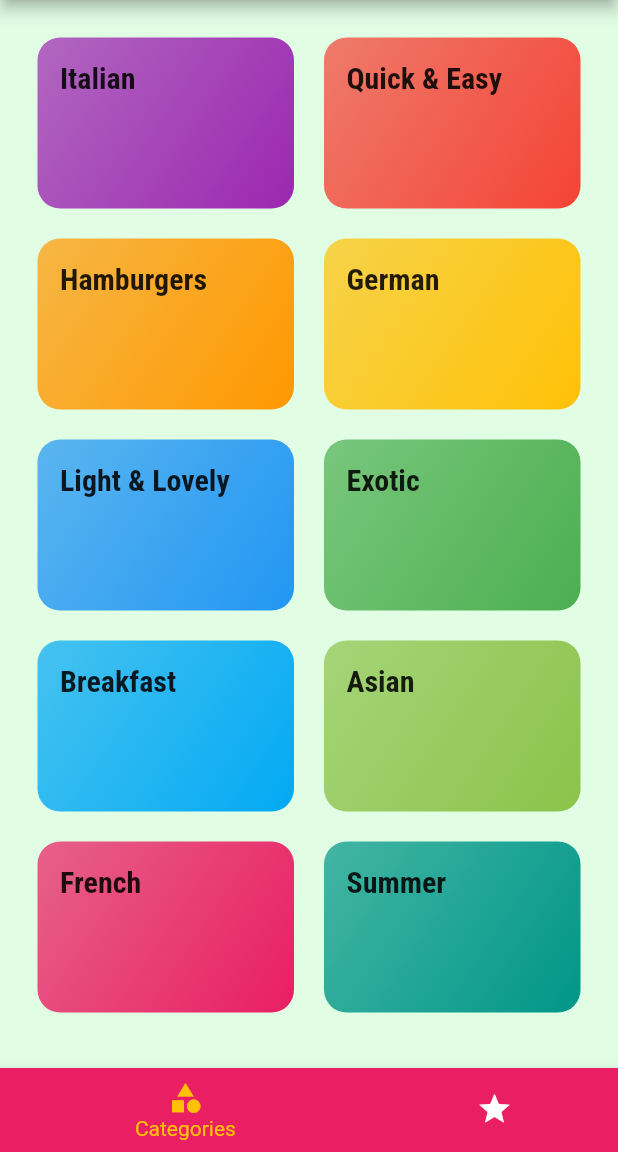
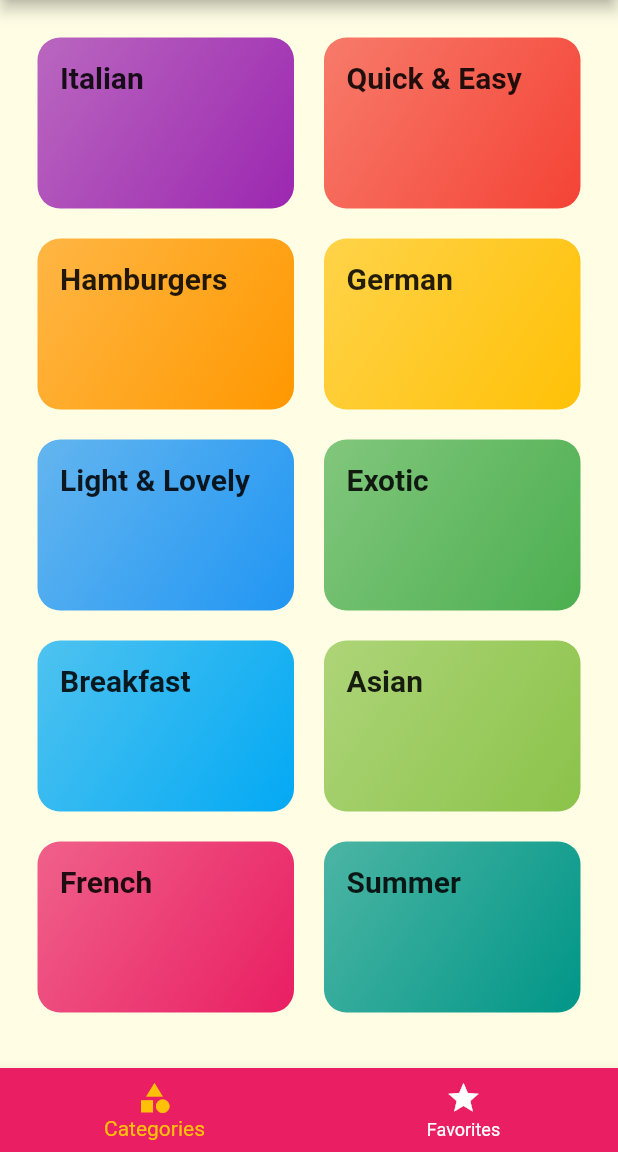
Before and after one commit to deepakdeedar/meal_app, a Flutter app: the screen it shows after launch, on a phone screen of 412 x 824 dp, the part 84-1236 px from its top. Run offline on Flutter 3.47's test engine with Material 2 defaults, Android fonts, the phone set to English and light mode, and no system bars; Roboto replaces fonts that are missing (RobotoCondensed).

Commit message:
final_product

```diff
--- a/lib/main.dart
+++ b/lib/main.dart
@@ -1,36 +1,107 @@
 import 'package:flutter/material.dart';
-import 'package:google_fonts/google_fonts.dart';
-import 'package:mealapp/screens/categories_screen.dart';
-import 'package:mealapp/screens/meal_detail_screen.dart';
-import 'package:mealapp/screens/tabs_screen.dart';
-import 'screens/category_meal_screen.dart';
+
+import './dummy_data.dart';
+import './screens/tabs_screen.dart';
+import './screens/meal_detail_screen.dart';
+import './screens/category_meal_screen.dart';
+import './screens/filters_screen.dart';
+import './screens/categories_screen.dart';
+import './models/meal.dart';
 
 void main() => runApp(MyApp());
 
-class MyApp extends StatelessWidget {
-  // This widget is the root of your application.
+class MyApp extends StatefulWidget {
+  @override
+  _MyAppState createState() => _MyAppState();
+}
+
+class _MyAppState extends State<MyApp> {
+  Map<String, bool> _filters = {
+    'gluten': false,
+    'lactose': false,
+    'vegan': false,
+    'vegetarian': false,
+  };
+  List<Meal> _availableMeals = DUMMY_MEALS;
+  List<Meal> _favoriteMeals = [];
+
+  void _setFilters(Map<String, bool> filterData) {
+    setState(() {
+      _filters = filterData;
+
+      _availableMeals = DUMMY_MEALS.where((meal) {
+        if (_filters['gluten'] && !meal.isGlutenFree) {
+          return false;
+        }
+        if (_filters['lactose'] && !meal.isLactoseFree) {
+          return false;
+        }
+        if (_filters['vegan'] && !meal.isVegan) {
+          return false;
+        }
+        if (_filters['vegetarian'] && !meal.isVegetarian) {
+          return false;
+        }
+        return true;
+      }).toList();
+    });
+  }
+
+  void _toggleFavorite(String mealId) {
+    final existingIndex =
+    _favoriteMeals.indexWhere((meal) => meal.id == mealId);
+    if (existingIndex >= 0) {
+      setState(() {
+        _favoriteMeals.removeAt(existingIndex);
+      });
+    } else {
+      setState(() {
+        _favoriteMeals.add(
+          DUMMY_MEALS.firstWhere((meal) => meal.id == mealId),
+        );
+      });
+    }
+  }
+
+  bool _isMealFavorite(String id) {
+    return _favoriteMeals.any((meal) => meal.id == id);
+  }
+
   @override
   Widget build(BuildContext context) {
     return MaterialApp(
+      title: 'DeliMeals',
       theme: ThemeData(
         primarySwatch: Colors.pink,
         accentColor: Colors.amber,
-        canvasColor: Color.fromRGBO(225, 254, 229, 1),
-        textTheme: GoogleFonts.ralewayTextTheme().copyWith(
-          body1: TextStyle(color: Color.fromRGBO(20, 51, 51, 1)),
-          body2: TextStyle(color: Color.fromRGBO(20, 51, 51, 1)),
-          title: GoogleFonts.robotoCondensed(fontSize: 20,fontWeight: FontWeight.bold)
-        )
+        canvasColor: Color.fromRGBO(255, 254, 229, 1),
+        fontFamily: 'Raleway',
+        textTheme: ThemeData.light().textTheme.copyWith(
+            body1: TextStyle(
+              color: Color.fromRGBO(20, 51, 51, 1),
+            ),
+            body2: TextStyle(
+              color: Color.fromRGBO(20, 51, 51, 1),
+            ),
+            title: TextStyle(
+              fontSize: 20,
+              fontFamily: 'RobotoCondensed',
+              fontWeight: FontWeight.bold,
+            )),
       ),
-      title: 'DeliMeals',
-      //home: CategoriesScreen(),
+      // home: CategoriesScreen(),
+      initialRoute: '/', // default is '/'
       routes: {
-        '/':(ctx) => TabsScreen(),
-        CategoryMealScreen.routeName: (ctx) => CategoryMealScreen(),
-        MealDetailScreen.routeName: (ctx) => MealDetailScreen(),
+        '/': (ctx) => TabsScreen(_favoriteMeals),
+        CategoryMealsScreen.routeName: (ctx) =>
+            CategoryMealsScreen(_availableMeals),
+        MealDetailScreen.routeName: (ctx) => MealDetailScreen(_toggleFavorite, _isMealFavorite),
+        FiltersScreen.routeName: (ctx) => FiltersScreen(_filters, _setFilters),
       },
-      onUnknownRoute: (settings){
-        return MaterialPageRoute(builder: (ctx) => CategoryMealScreen());
+      onUnknownRoute: (settings) {
+        return MaterialPageRoute(
+          builder: (ctx) => CategoriesScreen(),
+        );
       },
     );
   }
--- a/lib/models/category.dart
+++ b/lib/models/category.dart
@@ -1,6 +1,6 @@
 import 'package:flutter/material.dart';
 
-class Category{
+class Category {
   final String id;
   final String title;
   final Color color;
@@ -8,6 +8,6 @@ class Category{
   const Category({
     @required this.id,
     @required this.title,
-    this.color=Colors.orange,
+    this.color = Colors.orange,
   });
 }
--- a/lib/screens/categories_screen.dart
+++ b/lib/screens/categories_screen.dart
@@ -1,24 +1,28 @@
 import 'package:flutter/material.dart';
-import 'package:mealapp/widgets/categoty_item.dart';
+
 import '../dummy_data.dart';
+import '../widgets/categoty_item.dart';
 
 class CategoriesScreen extends StatelessWidget {
   @override
   Widget build(BuildContext context) {
     return GridView(
-        padding: const EdgeInsets.all(25),
-        children: DUMMY_CATEGORIES.map(
-                (catdata)=>CategoryItem(
-                  catdata.id,
-                  catdata.title,
-                  catdata.color,
-                )).toList(),
-        gridDelegate: SliverGridDelegateWithMaxCrossAxisExtent(
-          maxCrossAxisExtent: 200,
-          childAspectRatio: 3/2,
-          crossAxisSpacing: 20,
-          mainAxisSpacing: 20,
+      padding: const EdgeInsets.all(25),
+      children: DUMMY_CATEGORIES
+          .map(
+            (catData) => CategoryItem(
+          catData.id,
+          catData.title,
+          catData.color,
         ),
+      )
+          .toList(),
+      gridDelegate: SliverGridDelegateWithMaxCrossAxisExtent(
+        maxCrossAxisExtent: 200,
+        childAspectRatio: 3 / 2,
+        crossAxisSpacing: 20,
+        mainAxisSpacing: 20,
+      ),
     );
   }
 }
--- a/lib/screens/tabs_screen.dart
+++ b/lib/screens/tabs_screen.dart
@@ -1,23 +1,41 @@
 import 'package:flutter/material.dart';
-import 'package:mealapp/screens/categories_screen.dart';
-import 'package:mealapp/screens/favorite_screen.dart';
-import 'package:mealapp/widgets/main_drawer.dart';
+
+import '../widgets/main_drawer.dart';
+import './favorite_screen.dart';
+import './categories_screen.dart';
+import '../models/meal.dart';
 
 class TabsScreen extends StatefulWidget {
+  final List<Meal> favoriteMeals;
+
+  TabsScreen(this.favoriteMeals);
+
   @override
   _TabsScreenState createState() => _TabsScreenState();
 }
 
 class _TabsScreenState extends State<TabsScreen> {
+  List<Map<String, Object>> _pages;
+  int _selectedPageIndex = 0;
 
-  final List<Map<String,Object>> _pages=[
-    {'page': CategoriesScreen(),'title':'Categories'},
-    {'page': FavoriteScreen(),'title':'Your Favorite'}
+  @override
+  void initState() {
+    _pages = [
+      {
+        'page': CategoriesScreen(),
+        'title': 'Categories',
+      },
+      {
+        'page': FavoritesScreen(widget.favoriteMeals),
+        'title': 'Your Favorite',
+      },
     ];
-  int _selectedPageIndex=0;
-  void _seletPage(int index){
+    super.initState();
+  }
+
+  void _selectPage(int index) {
     setState(() {
-      _selectedPageIndex=index;
+      _selectedPageIndex = index;
     });
   }
 
@@ -30,14 +48,12 @@ class _TabsScreenState extends State<TabsScreen> {
       drawer: MainDrawer(),
       body: _pages[_selectedPageIndex]['page'],
       bottomNavigationBar: BottomNavigationBar(
-
-        onTap: _seletPage,
-
+        onTap: _selectPage,
         backgroundColor: Theme.of(context).primaryColor,
         unselectedItemColor: Colors.white,
         selectedItemColor: Theme.of(context).accentColor,
         currentIndex: _selectedPageIndex,
-        type: BottomNavigationBarType.shifting,
+        // type: BottomNavigationBarType.fixed,
         items: [
           BottomNavigationBarItem(
             backgroundColor: Theme.of(context).primaryColor,
@@ -45,9 +61,10 @@ class _TabsScreenState extends State<TabsScreen> {
             title: Text('Categories'),
           ),
           BottomNavigationBarItem(
+            backgroundColor: Theme.of(context).primaryColor,
             icon: Icon(Icons.star),
             title: Text('Favorites'),
-          )
+          ),
         ],
       ),
     );
--- a/lib/widgets/categoty_item.dart
+++ b/lib/widgets/categoty_item.dart
@@ -1,20 +1,21 @@
-import 'package:flutter/cupertino.dart';
 import 'package:flutter/material.dart';
-import 'package:mealapp/screens/category_meal_screen.dart';
+
+import '../screens/category_meal_screen.dart';
 
 class CategoryItem extends StatelessWidget {
-
   final String id;
   final String title;
   final Color color;
 
-  CategoryItem(this.id,this.title,this.color);
+  CategoryItem(this.id, this.title, this.color);
 
-  void selectCategory(BuildContext context){
-    Navigator.of(context).pushNamed(
-      CategoryMealScreen.routeName,arguments: {
-        'id':id,'title':title
-    }
+  void selectCategory(BuildContext ctx) {
+    Navigator.of(ctx).pushNamed(
+      CategoryMealsScreen.routeName,
+      arguments: {
+        'id': id,
+        'title': title,
+      },
     );
   }
 
@@ -26,12 +27,19 @@ class CategoryItem extends StatelessWidget {
       borderRadius: BorderRadius.circular(15),
       child: Container(
         padding: const EdgeInsets.all(15),
-        child: Text(title,style: Theme.of(context).textTheme.title,),
+        child: Text(
+          title,
+          style: Theme.of(context).textTheme.title,
+        ),
         decoration: BoxDecoration(
-            gradient: LinearGradient(colors: [color.withOpacity(0.7),color],
-              begin: Alignment.topLeft,
-              end: Alignment.bottomRight,
-            ),
+          gradient: LinearGradient(
+            colors: [
+              color.withOpacity(0.7),
+              color,
+            ],
+            begin: Alignment.topLeft,
+            end: Alignment.bottomRight,
+          ),
           borderRadius: BorderRadius.circular(15),
         ),
       ),
```
Also changed, not shown: lib/models/meal.dart (+5 -5 lines), lib/screens/category_meal_screen.dart (+52 -27 lines), lib/screens/favorite_screen.dart (+27 -4 lines), lib/screens/filters_screen.dart (added, +136 -0 lines), lib/screens/meal_detail_screen.dart (+52 -35 lines), lib/widgets/main_drawer.dart (+35 -18 lines), lib/widgets/meal_item.dart (+62 -35 lines). Lines whose indentation alone changed are shown as unchanged.
